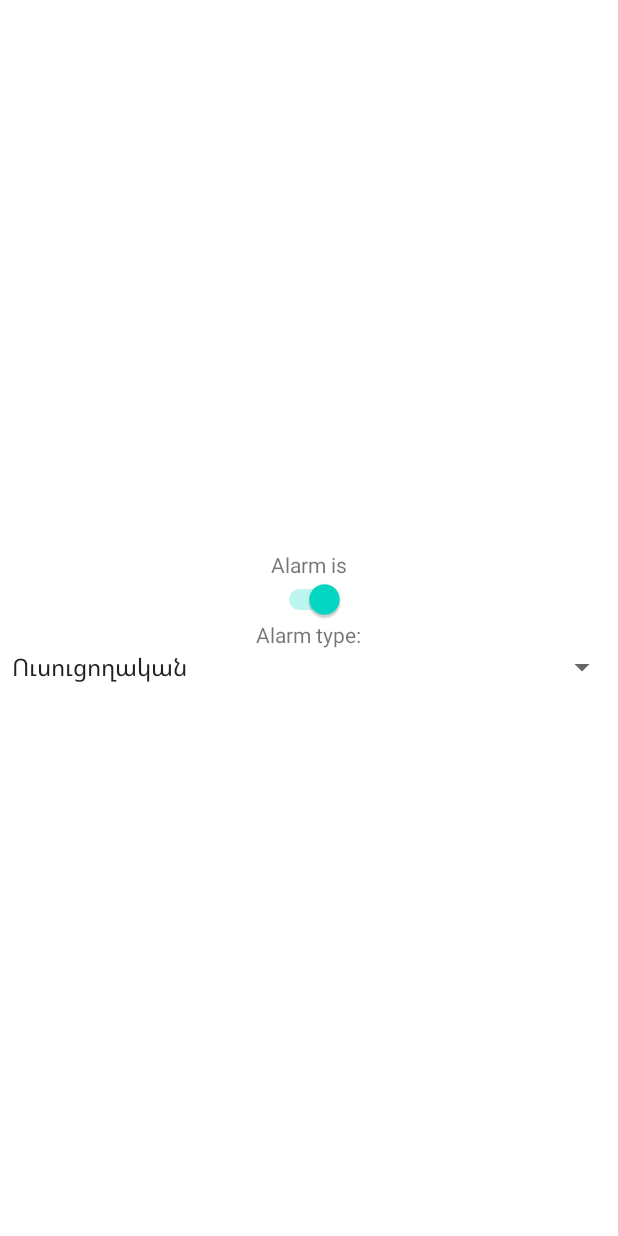
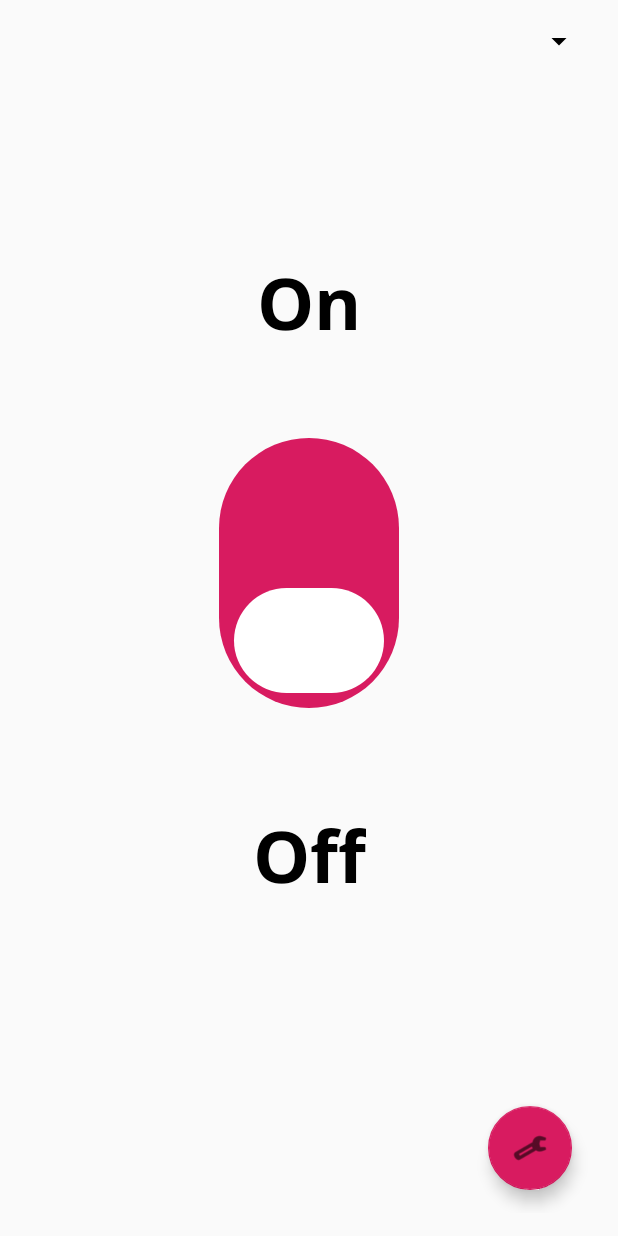
Before and after one commit to HovKuroyan/ESP32DataBase, an Android app: the layout activity_main.xml on its own in the app's theme, with its tools: preview values and no code run, on a phone screen of 412 x 824 dp. Run offline under Robolectric (Android 15) with nearby library versions, the phone set to English and light mode, and no system bars.

Commit message:
connect all activities and fix some bugs

```diff
--- a/app/src/main/java/com/example/esp32database/ConfigActivity.java
+++ b/app/src/main/java/com/example/esp32database/ConfigActivity.java
@@ -54,7 +54,7 @@ public class ConfigActivity extends AppCompatActivity {
             public void onClick(View v) {
                 res = dbHelper.getResults();
                 dbHelper.updateResult(new Result(1, res.get(0).getBellNumber(), res.get(0).getSendText(), res.get(0).getReceiveText(), 0));
-//                startActivity(new Intent(ConfigActivity.this, LoginActivity.class));
+                startActivity(new Intent(ConfigActivity.this, LoginActivity.class));
             }
         });
 
--- /dev/null
+++ b/app/src/main/res/drawable/thumb_selector.xml
@@ -0,0 +1,12 @@
+<?xml version="1.0" encoding="utf-8"?>
+<selector xmlns:android="http://schemas.android.com/apk/res/android">
+    <item android:state_checked="false">
+        <shape android:dither="true" android:shape="rectangle" android:useLevel="false" android:visible="true">
+            <solid android:color="#ffffff" />
+            <corners android:radius="100dp" />
+            <size android:width="18dp" android:height="18dp" />
+            <stroke android:width="4dp" android:color="#0000ffff" />
+
+        </shape>
+    </item>
+</selector>
--- /dev/null
+++ b/app/src/main/res/drawable/track_selector.xml
@@ -0,0 +1,17 @@
+<?xml version="1.0" encoding="utf-8"?>
+<selector xmlns:android="http://schemas.android.com/apk/res/android">
+    <item android:state_checked="true">
+        <shape android:dither="true" android:shape="rectangle" android:useLevel="false" android:visible="true">
+            <solid android:color="#008577" />
+            <corners android:radius="50dp" />
+            <size android:width="2dp" android:height="24dp" />
+        </shape>
+    </item>
+    <item android:state_checked="false">
+        <shape android:dither="true" android:shape="rectangle" android:useLevel="false" android:visible="true">
+            <corners android:radius="50dp" />
+            <size android:width="2dp" android:height="24dp" />
+            <solid android:color="#D81B60" />
+        </shape>
+    </item>
+</selector>
--- a/app/src/main/res/layout/activity_login.xml
+++ b/app/src/main/res/layout/activity_login.xml
@@ -48,6 +48,8 @@
                 android:paddingLeft="17dp"
                 android:paddingTop="15dp"
                 android:paddingBottom="15dp"
+                android:textColor="@color/black"
+                android:textColorHint="@color/black"
                 android:textCursorDrawable="@drawable/cursor_color"
                 android:textSize="12sp" />
 
@@ -86,6 +88,8 @@
                 android:paddingLeft="17dp"
                 android:paddingTop="15dp"
                 android:paddingBottom="15dp"
+                android:textColor="@color/black"
+                android:textColorHint="@color/black"
                 android:textCursorDrawable="@drawable/cursor_color"
                 android:textSize="12sp" />
 
@@ -129,6 +133,7 @@
                 android:fontFamily="@font/open_sans_bold"
                 android:minHeight="48dp"
                 android:text="Stay signed in"
+                android:textColor="@color/black"
                 app:layout_constraintEnd_toEndOf="parent"
                 app:layout_constraintStart_toStartOf="parent"
                 app:layout_constraintTop_toTopOf="parent" />
--- a/app/src/main/res/layout/activity_main.xml
+++ b/app/src/main/res/layout/activity_main.xml
@@ -1,32 +1,75 @@
 <?xml version="1.0" encoding="utf-8"?>
-<LinearLayout xmlns:android="http://schemas.android.com/apk/res/android"
+<androidx.constraintlayout.widget.ConstraintLayout xmlns:android="http://schemas.android.com/apk/res/android"
+    xmlns:app="http://schemas.android.com/apk/res-auto"
     xmlns:tools="http://schemas.android.com/tools"
     android:layout_width="match_parent"
     android:layout_height="match_parent"
     android:orientation="vertical"
-    android:gravity="center"
-    tools:context=".MainActivity">
+    android:padding="15dp"
+    >
+
+    <com.google.android.material.floatingactionbutton.FloatingActionButton
+        android:id="@+id/btnConfig"
+        android:layout_width="wrap_content"
+        android:layout_height="wrap_content"
+        android:layout_marginEnd="15dp"
+        android:layout_marginRight="15dp"
+        android:layout_marginBottom="15dp"
+        android:clickable="true"
+        app:backgroundTint="#D81B60"
+        app:layout_constraintBottom_toBottomOf="parent"
+        app:layout_constraintEnd_toEndOf="parent"
+        app:srcCompat="@android:drawable/ic_menu_manage" />
+
+    <androidx.appcompat.widget.SwitchCompat
+        android:id="@+id/mySwitch"
+        android:layout_width="wrap_content"
+        android:layout_height="wrap_content"
+        android:rotation="-90"
+        android:scaleX="5"
+        android:scaleY="5"
+        android:thumb="@drawable/thumb_selector"
+        app:layout_constraintBottom_toBottomOf="parent"
+        app:layout_constraintEnd_toEndOf="parent"
+        app:layout_constraintStart_toStartOf="parent"
+        app:layout_constraintTop_toTopOf="parent"
+        app:track="@drawable/track_selector" />
 
     <TextView
+        android:id="@+id/textView"
         android:layout_width="wrap_content"
         android:layout_height="wrap_content"
-        android:text="Alarm is" />
+        android:fontFamily="@font/open_sans_bold"
+        android:text="On"
+        android:textColor="@color/black"
 
-    <Switch
-        android:id="@+id/alarm_switch"
+        android:textSize="48sp"
+        app:layout_constraintBottom_toTopOf="@+id/mySwitch"
+        app:layout_constraintEnd_toEndOf="parent"
+        app:layout_constraintStart_toStartOf="parent"
+        app:layout_constraintTop_toTopOf="parent" />
+
+    <TextView
+        android:id="@+id/textView2"
         android:layout_width="wrap_content"
         android:layout_height="wrap_content"
-        android:checked="true"/>
-
-    <TextView
-        android:layout_width="wrap_content"
-        android:layout_height="wrap_content"
-        android:text="Alarm type:"/>
+        android:fontFamily="@font/open_sans_bold"
+        android:text="Off"
+        android:textColor="@color/black"
+        android:textSize="48sp"
+        app:layout_constraintBottom_toBottomOf="parent"
+        app:layout_constraintEnd_toEndOf="parent"
+        app:layout_constraintStart_toStartOf="parent"
+        app:layout_constraintTop_toBottomOf="@+id/mySwitch"
+        app:layout_constraintVertical_bias="0.32999998" />
 
     <Spinner
         android:id="@+id/alarm_type_spinner"
         android:layout_width="match_parent"
         android:layout_height="wrap_content"
-        android:entries="@array/alarm_types"/>
+        android:backgroundTint="@color/black"
+        app:layout_constraintLeft_toLeftOf="parent"
+        app:layout_constraintRight_toRightOf="parent"
+        app:layout_constraintTop_toTopOf="parent" />
 
-</LinearLayout>
+</androidx.constraintlayout.widget.ConstraintLayout>
--- a/app/src/main/res/values-night/themes.xml
+++ b/app/src/main/res/values-night/themes.xml
@@ -1,9 +1,9 @@
 <resources xmlns:tools="http://schemas.android.com/tools">
     <!-- Base application theme. -->
-    <style name="Theme.ESP32DataBase" parent="Theme.MaterialComponents.DayNight.DarkActionBar">
+    <style name="Theme.ESP32DataBase" parent="Theme.MaterialComponents.DayNight.NoActionBar">
         <!-- Primary brand color. -->
         <item name="colorPrimary">@color/purple_200</item>
-        <item name="colorPrimaryVariant">@color/purple_700</item>
+        <item name="colorPrimaryVariant">@color/teal_700</item>
         <item name="colorOnPrimary">@color/black</item>
         <!-- Secondary brand color. -->
         <item name="colorSecondary">@color/teal_200</item>
@@ -12,5 +12,7 @@
         <!-- Status bar color. -->
         <item name="android:statusBarColor">?attr/colorPrimaryVariant</item>
         <!-- Customize your theme here. -->
+        <item name="android:background">#fafafa</item>
+
     </style>
 </resources>
--- a/app/src/main/res/values/themes.xml
+++ b/app/src/main/res/values/themes.xml
@@ -1,9 +1,9 @@
 <resources xmlns:tools="http://schemas.android.com/tools">
     <!-- Base application theme. -->
-    <style name="Theme.ESP32DataBase" parent="Theme.MaterialComponents.DayNight.DarkActionBar">
+    <style name="Theme.ESP32DataBase" parent="Theme.MaterialComponents.DayNight.NoActionBar">
         <!-- Primary brand color. -->
         <item name="colorPrimary">@color/purple_500</item>
-        <item name="colorPrimaryVariant">@color/purple_700</item>
+        <item name="colorPrimaryVariant">@color/teal_700</item>
         <item name="colorOnPrimary">@color/white</item>
         <!-- Secondary brand color. -->
         <item name="colorSecondary">@color/teal_200</item>
@@ -12,5 +12,6 @@
         <!-- Status bar color. -->
         <item name="android:statusBarColor">?attr/colorPrimaryVariant</item>
         <!-- Customize your theme here. -->
+        <item name="android:background">#fafafa</item>
     </style>
 </resources>
```
Also changed, not shown: app/src/main/java/com/example/esp32database/MainActivity.java (+32 -4 lines), app/src/main/res/layout/activity_config.xml (+10 -3 lines), app/src/main/res/layout/spinner_item.xml (added, +10 -0 lines).
